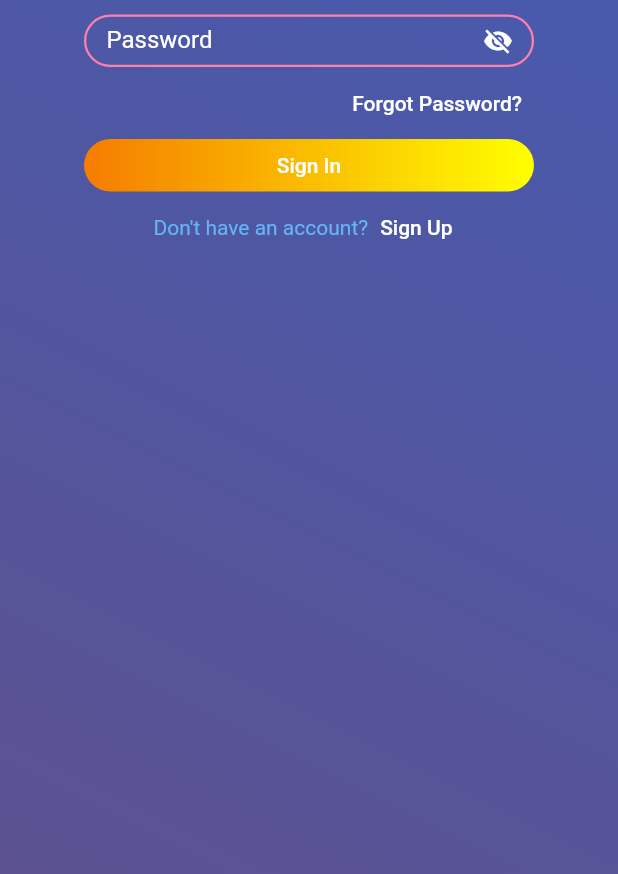
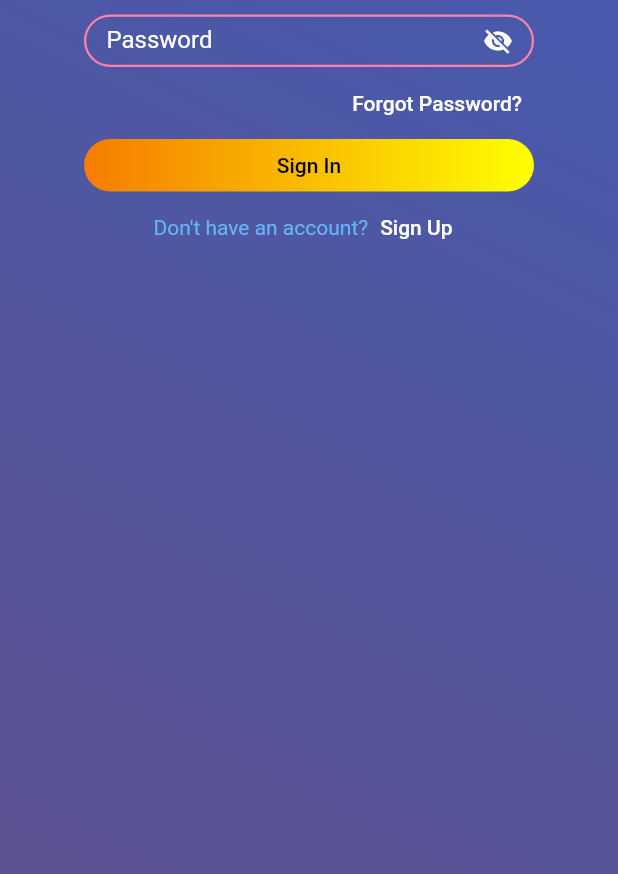
Before and after one commit to mohammadb1992/sign_up_sign_in_practice, a Flutter app: the screen it shows after launch, after a tap on "Sign In", on a phone screen of 412 x 824 dp, the part 362-1236 px from its top. Run offline on Flutter 3.47's test engine with Material 2 defaults, Android fonts, the phone set to English and light mode, and no system bars.

Commit message:
color of text of sign in button changed to black and became sign in page responsive.

```diff
--- a/lib/sign_in_screen.dart
+++ b/lib/sign_in_screen.dart
@@ -27,7 +27,9 @@ class SignInScreen extends StatelessWidget {
             child: SingleChildScrollView(
                 child: Center(
               child: SizedBox(
-                width: 300,
+                width: ScreenSize(context).screenWidth < 1188.0
+                    ? 300
+                    : ScreenSize(context).screenWidth * 0.25,
                 child: Column(
                     mainAxisAlignment: MainAxisAlignment.center,
                     // crossAxisAlignment: CrossAxisAlignment.end,
@@ -89,7 +91,7 @@ class SignInScreen extends StatelessWidget {
                           ),
                           child: const Text(
                             "Sign In",
-                            style: TextStyle(color: Colors.white),
+                            style: TextStyle(color: Colors.black),
                           ),
                         ),
                       ),
```
